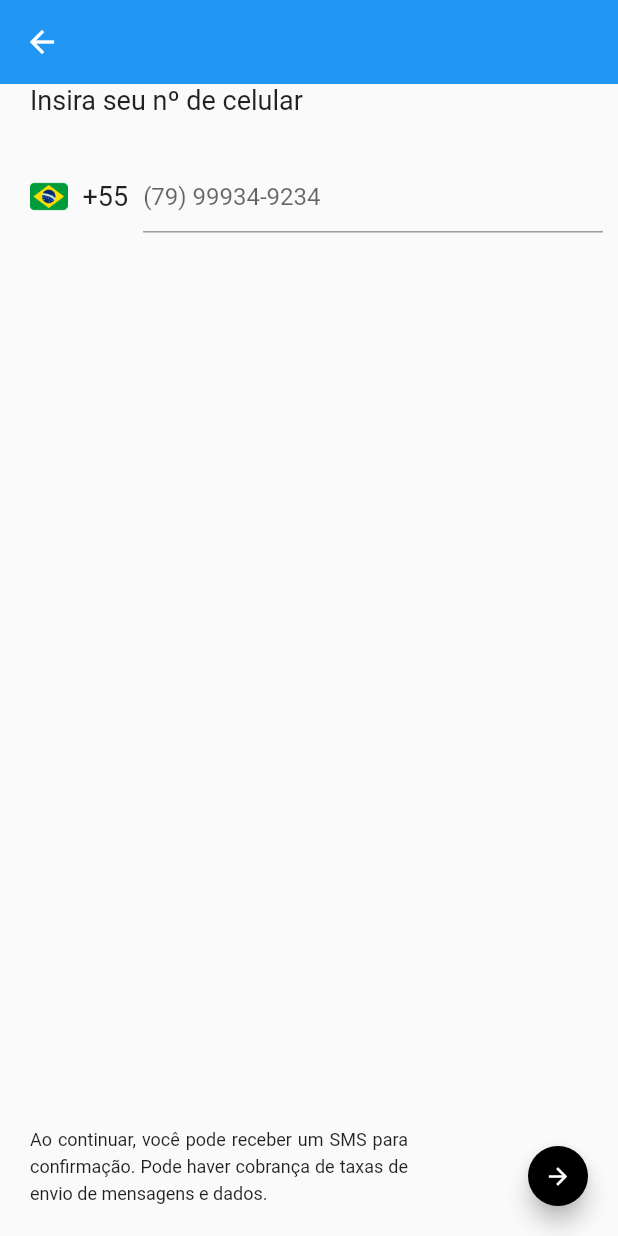
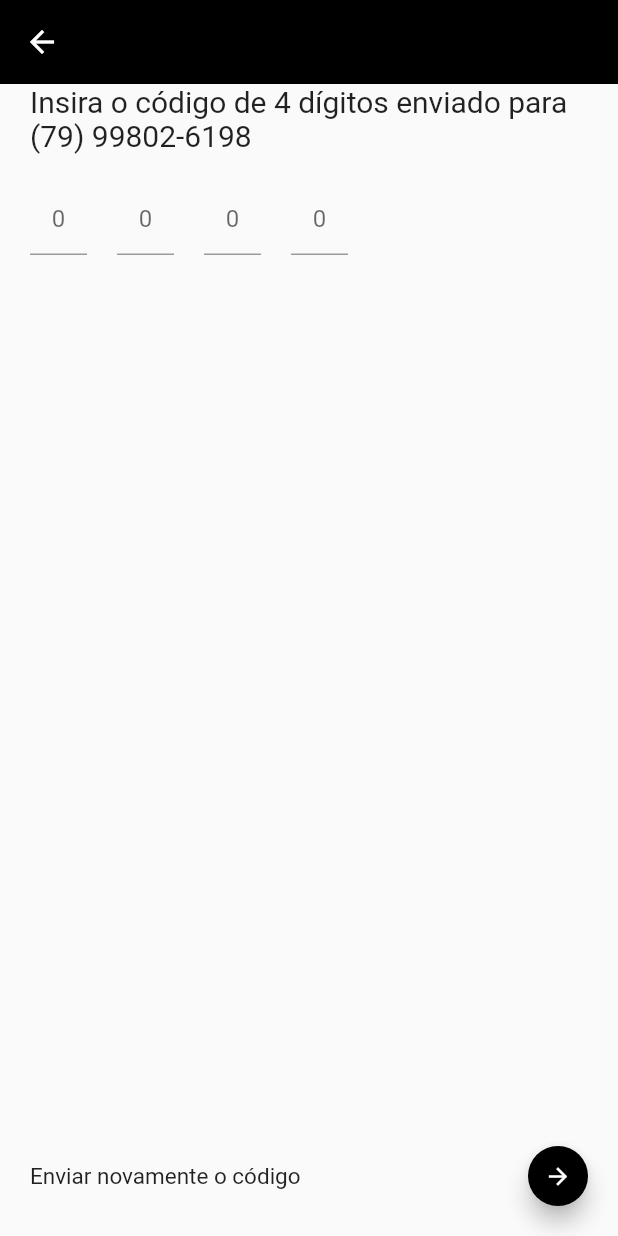
Before and after one commit to AgeuPaulo/uberapp_clone, a Flutter app: the LoginPagePhone screen opened directly, after a tap on the "arrow forward" icon, on a phone screen of 412 x 824 dp. Run offline on Flutter 3.47's test engine with Material 2 defaults, Android fonts, the phone set to English and light mode, and no system bars.

Commit message:
Layout da pagina de confirmação do codígo enviado

```diff
--- a/lib/main.dart
+++ b/lib/main.dart
@@ -9,8 +9,7 @@ class MyApp extends StatelessWidget {
       title: 'Uber App Clone',
       debugShowCheckedModeBanner: false,
       theme: ThemeData(
-        primarySwatch: Colors.blue,
-        bottomAppBarColor: Colors.black,
+        primaryColor: Colors.black,
       ),
       home: LoginPage(),
     );
--- a/lib/pages/login_page_phone.dart
+++ b/lib/pages/login_page_phone.dart
@@ -1,4 +1,5 @@
 import 'package:flutter/material.dart';
+import 'package:uberapp_clone/pages/phone_confirme_page.dart';
 
 class LoginPagePhone extends StatefulWidget {
   @override
@@ -17,14 +18,14 @@ class _LoginPagePhoneState extends State<LoginPagePhone> {
           crossAxisAlignment: CrossAxisAlignment.start,
           children: <Widget>[
             Padding(
-              padding: EdgeInsets.only(left: 20, bottom: 30),
+              padding: EdgeInsets.only(top: 5, left: 20, bottom: 30),
               child: Text(
                 "Insira seu nº de celular",
                 style: TextStyle(fontSize: 18),
               ),
             ),
             _phoneSignInInput(),
-            _agreeBox(),
+            _floatingBox(),
           ],
         ),
       ),
@@ -49,7 +50,7 @@ class _LoginPagePhoneState extends State<LoginPagePhone> {
         ),
         Flexible(
           child: Padding(
-            padding: EdgeInsets.fromLTRB(10.0, 0, 10.0, 0),
+            padding: EdgeInsets.fromLTRB(10.0, 0, 20.0, 0),
             child: TextFormField(
               maxLines: 1,
               keyboardType: TextInputType.phone,
@@ -64,7 +65,7 @@ class _LoginPagePhoneState extends State<LoginPagePhone> {
     );
   }
 
-  Widget _agreeBox() {
+  Widget _floatingBox() {
     return Container(
       child: Expanded(
         child: Align(
@@ -89,7 +90,9 @@ class _LoginPagePhoneState extends State<LoginPagePhone> {
     return FloatingActionButton(
       backgroundColor: Colors.black,
       mini: true,
-      onPressed: () {},
+      onPressed: () {
+        Navigator.of(context).push(MaterialPageRoute(builder: (context) => PhoneConfirmePage("(79) 99802-6198")));
+      },
       child: Icon(
         Icons.arrow_forward,
         size: 18,
--- /dev/null
+++ b/lib/pages/phone_confirme_page.dart
@@ -0,0 +1,135 @@
+import 'package:flutter/material.dart';
+
+class PhoneConfirmePage extends StatefulWidget {
+  final String phoneNamber;
+
+  PhoneConfirmePage(this.phoneNamber);
+
+  @override
+  _PhoneConfirmePageState createState() => _PhoneConfirmePageState();
+}
+
+class _PhoneConfirmePageState extends State<PhoneConfirmePage> {
+  @override
+  Widget build(BuildContext context) {
+    return Scaffold(
+      appBar: AppBar(
+        elevation: 0,
+      ),
+      body: Container(
+        child: Column(
+          children: <Widget>[
+            Padding(
+              padding: EdgeInsets.fromLTRB(20.0, 0, 20.0, 0),
+              child: Text(
+                "Insira o código de 4 dígitos enviado para " + widget.phoneNamber,
+                style: TextStyle(
+                  fontSize: 20,
+                ),
+              ),
+            ),
+             _textFormConfirmeBox(),
+            _floatingBox(),
+          ],
+        ),
+      ),
+      floatingActionButton: _floatingButton(),
+    );
+  }
+
+  Widget _textFormConfirmeBox(){
+    return Padding(
+      padding: EdgeInsets.fromLTRB(10.0, 20, 170.0, 0),
+      child: Row(
+        children: <Widget>[
+          Flexible(
+            child: Padding(
+              padding: EdgeInsets.fromLTRB(10.0, 0, 10.0, 0),
+              child: TextFormField(
+                maxLines: 1,
+                keyboardType: TextInputType.phone,
+                autofocus: false,
+                decoration: InputDecoration(
+                  hintText: '0',
+                ),
+                textAlign: TextAlign.center,
+              ),
+            ),
+          ),
+          Flexible(
+            child: Padding(
+              padding: EdgeInsets.fromLTRB(10.0, 0, 10.0, 0),
+              child: TextFormField(
+                maxLines: 1,
+                keyboardType: TextInputType.phone,
+                autofocus: false,
+                decoration: InputDecoration(
+                  hintText: '0',
+                ),
+                textAlign: TextAlign.center,
+              ),
+            ),
+          ),
+          Flexible(
+            child: Padding(
+              padding: EdgeInsets.fromLTRB(10.0, 0, 10.0, 0),
+              child: TextFormField(
+                maxLines: 1,
+                keyboardType: TextInputType.phone,
+                autofocus: false,
+                decoration: InputDecoration(
+                  hintText: '0',
+                ),
+                textAlign: TextAlign.center,
+              ),
+            ),
+          ),
+          Flexible(
+            child: Padding(
+              padding: EdgeInsets.fromLTRB(10.0, 0, 10.0, 0),
+              child: TextFormField(
+                maxLines: 1,
+                keyboardType: TextInputType.phone,
+                autofocus: false,
+                decoration: InputDecoration(
+                  hintText: '0',
+                ),
+                textAlign: TextAlign.center,
+              ),
+            ),
+          ),
+        ],
+      ),
+    );
+  }
+
+  Widget _floatingBox() {
+    return Container(
+      child: Expanded(
+        child: Align(
+          alignment: FractionalOffset.bottomLeft,
+          child: Padding(
+            padding: EdgeInsets.fromLTRB(20.0, 0, 0.0, 30),
+            child: Text(
+              "Enviar novamente o código",
+              style: TextStyle(fontSize: 15, height: 1.5),
+              textAlign: TextAlign.justify,
+            ),
+          ),
+        ),
+      ),
+    );
+  }
+
+  Widget _floatingButton() {
+    return FloatingActionButton(
+      backgroundColor: Colors.black,
+      mini: true,
+      onPressed: () {},
+      child: Icon(
+        Icons.arrow_forward,
+        size: 18,
+      ),
+    );
+  }
+}
```
